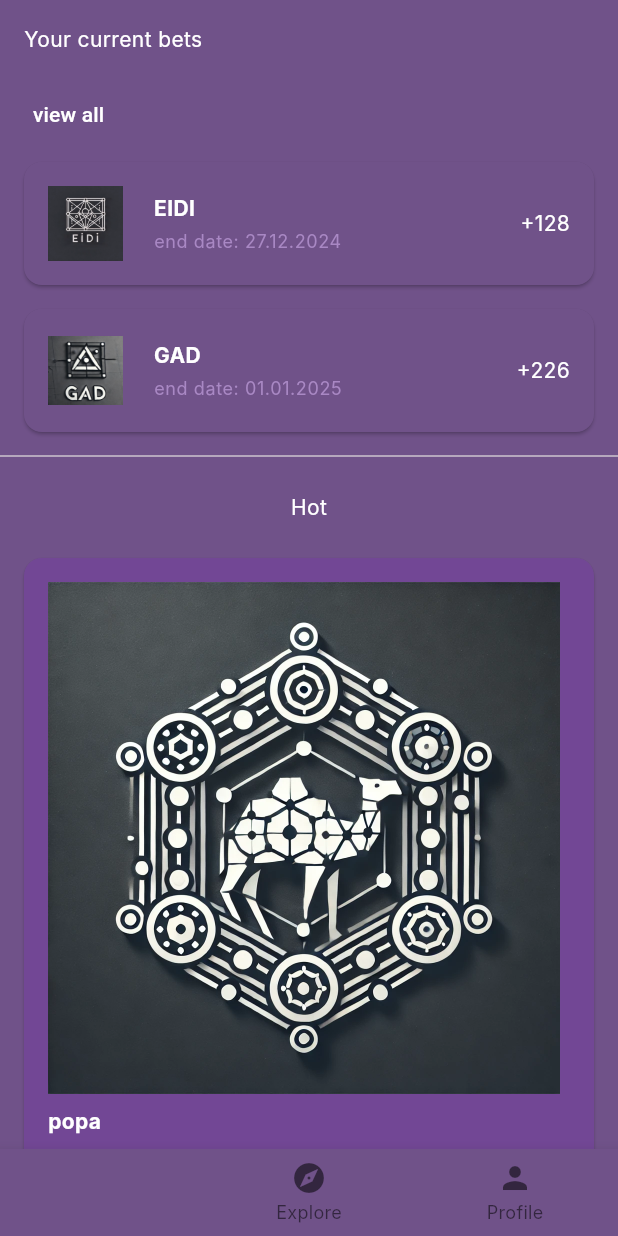
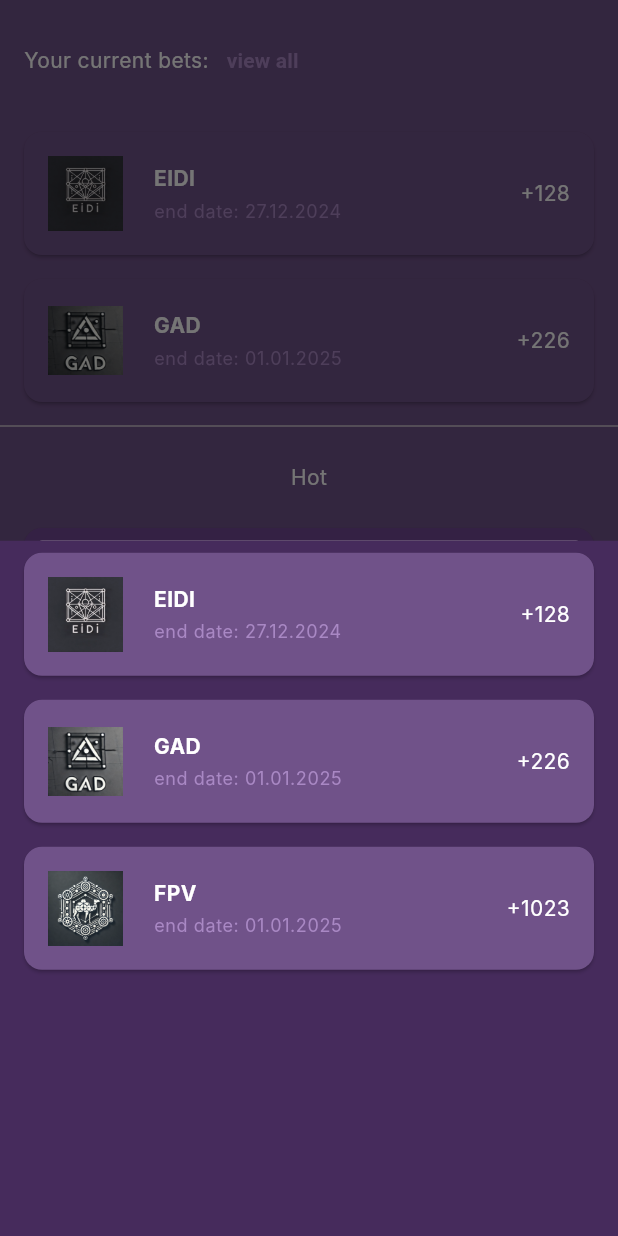
Before and after one commit to Lyynnnx/StudyBet, a Flutter app: the HomeScreen screen opened directly, after a tap on "view all", on a phone screen of 412 x 824 dp. Run offline on Flutter 3.47's test engine with Material 3 defaults, Android fonts, the phone set to English and light mode, and no system bars; our stand-ins replace get_it; missing offline and left inert: cryptography, flutter_web_auth; Roboto replaces fonts that are missing (Inter).

Commit message:
fast ertig

```diff
--- a/client/lib/main.dart
+++ b/client/lib/main.dart
@@ -1,4 +1,5 @@
 import 'package:flutter/material.dart';
+import 'package:get_it/get_it.dart';
 import 'package:studybet/screens/current_bets.dart';
 import 'package:studybet/screens/explore_screen.dart';
 import 'package:studybet/screens/main_screen.dart';
@@ -8,6 +9,7 @@
 import 'package:studybet/screens/welcome_screen.dart';
 
 void main() {
+
   runApp(const MyApp());
 }
 
--- a/client/lib/screens/current_bets.dart
+++ b/client/lib/screens/current_bets.dart
@@ -1,3 +1,4 @@
+import 'package:flutter/material.dart';
 import 'package:flutter/widgets.dart';
 import 'package:studybet/dummy_data/dummy_currents.dart';
 class CurrentBets extends StatefulWidget {
@@ -10,6 +11,7 @@ class _CurrentBetsState extends State<CurrentBets> {
   @override
   Widget build(BuildContext context) {
     return Container(
+      color:  Theme.of(context).secondaryHeaderColor,
       child: ListView.builder(itemCount: getCur().length,
         itemBuilder: (context, index){
         return getCur()[index];
--- a/client/lib/screens/main_screen.dart
+++ b/client/lib/screens/main_screen.dart
@@ -1,5 +1,6 @@
 import 'package:flutter/material.dart';
 import 'package:studybet/dummy_data/dummy_currents.dart';
+import 'package:studybet/screens/current_bets.dart';
 import 'package:studybet/widgets/SmallCard.dart';
 import 'package:studybet/widgets/large_card.dart';
 
@@ -24,27 +25,31 @@ class HomeScreen extends StatelessWidget {
               // Top Section
               Padding(
                 padding: const EdgeInsets.all(16.0),
-                child: Text(
-                  'Your current bets',
-                  style: Theme.of(context).textTheme.bodyMedium,
-                ),
+                child: Row(children: [
+                  Text(
+                    'Your current bets:',
+                    style: Theme.of(context).textTheme.bodyMedium,
+                  ),
+                  TextButton(
+                    child:
+                        Text("view all", style: TextStyle(color: Theme.of(context).cardColor, fontWeight: FontWeight.bold, )),
+                    onPressed: () {
+                      // Navigator.of(context).push(MaterialPageRoute(builder: (context){
+                      //   return CurrentBets();
+                      // }));
+                      showModalBottomSheet(
+                          context: context,
+                          builder: (context) {
+                            return CurrentBets();
+                          });
+                    },
+                  )
+                ]),
               ),
               // Current Bets Section
               Column(
                 children: [
-                  Row(
-                    mainAxisAlignment: MainAxisAlignment.start,
-                    children: [
-                      SizedBox(width: 10),
-                      TextButton(
-                        child: Text("view all",
-                            style: TextStyle(color: Colors.white)),
-                        onPressed: () {
-                          print("rabotajet");
-                        },
-                      )
-                    ],
-                  ),
+
                   SmallCard(
                     title: 'EIDI',
                     amount: '+128',
@@ -84,7 +89,6 @@ class HomeScreen extends StatelessWidget {
                     imgurl: "lib/assets/images/FPV.png",
                   ),
                   LargeCard(
-
                     title: "bebra",
                     description: "amogusamogusamogusamogusamogus",
                     imgurl: "lib/assets/images/FPV.png",
@@ -95,23 +99,23 @@ class HomeScreen extends StatelessWidget {
           ),
         ),
       ),
-      bottomNavigationBar: BottomNavigationBar(
-        backgroundColor: Theme.of(context).colorScheme.primary,
-        items: const <BottomNavigationBarItem>[
-          BottomNavigationBarItem(
-            icon: Icon(Icons.home),
-            label: 'Home',
-          ),
-          BottomNavigationBarItem(
-            icon: Icon(Icons.explore),
-            label: 'Explore',
-          ),
-          BottomNavigationBarItem(
-            icon: Icon(Icons.person),
-            label: 'Profile',
-          ),
-        ],
-      ),
+      // bottomNavigationBar: BottomNavigationBar(
+      //   backgroundColor: Theme.of(context).colorScheme.primary,
+      //   items: const <BottomNavigationBarItem>[
+      //     BottomNavigationBarItem(
+      //       icon: Icon(Icons.home),
+      //       label: 'Home',
+      //     ),
+      //     BottomNavigationBarItem(
+      //       icon: Icon(Icons.explore),
+      //       label: 'Explore',
+      //     ),
+      //     BottomNavigationBarItem(
+      //       icon: Icon(Icons.person),
+      //       label: 'Profile',
+      //     ),
+      //   ],
+      // ),
     );
   }
 }
--- a/client/lib/screens/wallet_connection.dart
+++ b/client/lib/screens/wallet_connection.dart
@@ -25,8 +25,8 @@ class WalletConnection {
      // final uri2 = Uri.https("https://phantom.app/ul/v1/connect?dapp_encryption_public_key=<ваш_публичный_ключ>&redirect_uri=studybet.app://auth")
       //final uri2 = Uri.https("https://phantom.app/ul/v1/connect?dapp_encryption_public_key=${publicKey}y&redirect_uri=studybet.app://auth");
       //final uri2 = Uri.https("https://phantom.app/ul/v1/connect?dapp_encryption_public_key=<ваш_публичный_ключ>&redirect_uri=studybet.app://auth");
-      //String uri2 = "https://phantom.app/ul/v1/connect?dapp_encryption_public_key=$publicKey&redirect_uri=studybet.app://connect_callback";
-      String uri2 = "https://phantom.app/ul/v1/connect?dapp_encryption_public_key=CCrUCktERroE3X9GamMSzXTtW1sZkS2QfKKoSGjMCeSY&redirect_uri=studybet.app://connect_callback";
+      String uri2 = "https://phantom.app/ul/v1/connect?dapp_encryption_public_key=$publicKey&redirect_uri=studybet.app://connect_callback";
+     // String uri2 = "https://phantom.app/ul/v1/connect?dapp_encryption_public_key=HdKfwHzwckjbCDKeKFVQ4iit7zqB1xtu2zWZof8c4vNE&redirect_uri=studybet.app://connect_callback";
       //FkFFdisdaEHZnA6KJU6JN7skqr7WZhbHmevoLTh4g52E
       print("Сформированный URI: $uri2");
 
--- a/client/lib/screens/wallet_test.dart
+++ b/client/lib/screens/wallet_test.dart
@@ -23,9 +23,9 @@ class _WalletTestState extends State<WalletTest> {
     _initializeKeys();
   }
   Future<void> _initializeKeys() async {
-    final keys = await generateKeyPair(); // Генерация ключей
+    final keys = await generateDappEncryptionPublicKey(); // Генерация ключей
     setState(() {
-      publicKey = keys['publicKey'];
+      publicKey = keys;
     });
   }
 
```
Also changed, not shown: client/lib/screens/explore_screen.dart (+21 -18 lines), client/lib/screens/last_screen.dart (added, +94 -0 lines), client/lib/screens/welcome_screen.dart (+18 -5 lines), client/lib/utils/key_generator.dart (+24 -10 lines), 1 other file.
